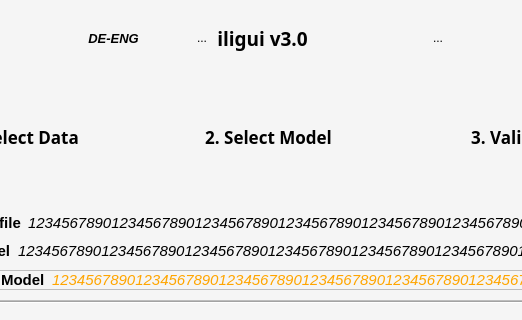
Above: ui_files/window_main.ui from MoreIceFitzGerry/iligui before the change; both pictures show x 154 to 676 and y 0 to 320 of the 856 by 484 pixel window. Below: the same form after it.
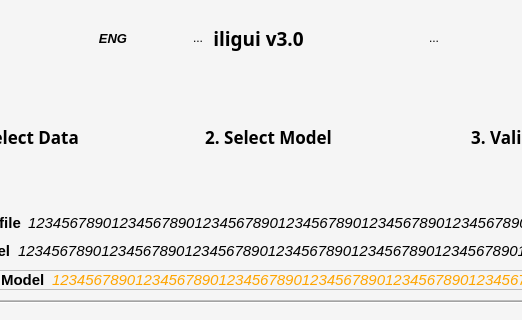
That is the form after the change. Icons and pictures are not drawn.

```diff
--- a/ui_files/window_main.ui
+++ b/ui_files/window_main.ui
@@ -150,11 +150,7 @@
              <string>&lt;html&gt;&lt;head/&gt;&lt;body&gt;&lt;p&gt;&lt;span style=&quot; font-weight:700;&quot;&gt;Language Selection&lt;/span&gt;&lt;/p&gt;&lt;p&gt;Select different Languages. At the moment only English available, the tooltips will soon be provided in German and English however.&lt;/p&gt;&lt;/body&gt;&lt;/html&gt;</string>
             </property>
             <property name="text">
-             <string>DE-ENG</string>
-            </property>
-            <property name="icon">
-             <iconset>
-              <normaloff>../icons/globe.svg</normaloff>../icons/globe.svg</iconset>
+             <string>ENG</string>
             </property>
             <property name="iconSize">
              <size>
```
Left out of the diff: 27 changed lines with no effect on the pictures.
